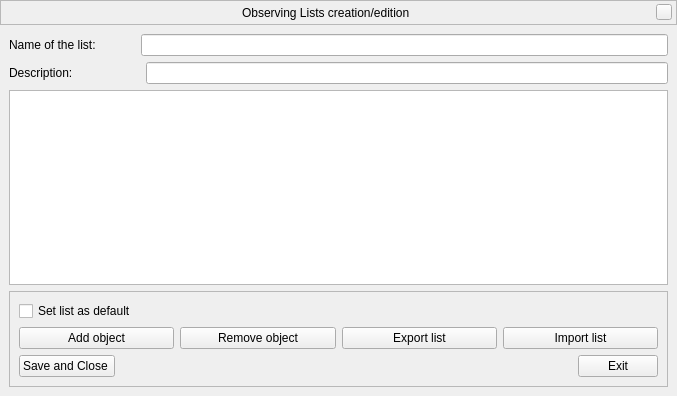
Above: src/gui/obsListCreateEditDialog.ui from Stellarium/stellarium before the change. Below: the same form after it.
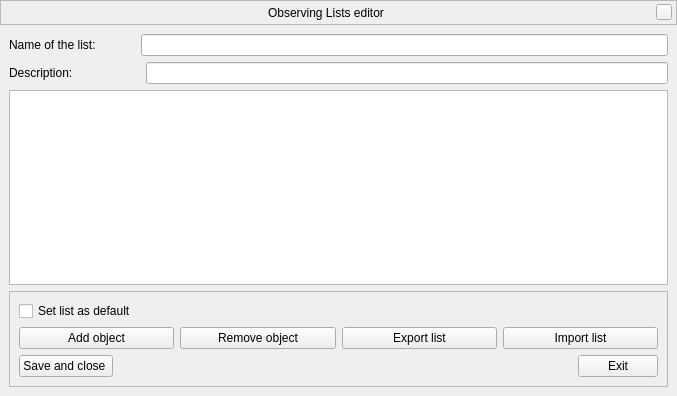
That is the form after the change. Custom widgets are drawn as their Qt base class.

The edit to the form file:
```diff
--- a/src/gui/obsListCreateEditDialog.ui
+++ b/src/gui/obsListCreateEditDialog.ui
@@ -82,7 +82,7 @@
          <font/>
         </property>
         <property name="text">
-         <string>Observing Lists creation/edition</string>
+         <string>Observing Lists editor</string>
         </property>
        </widget>
       </item>
@@ -223,7 +223,7 @@
            <item>
             <widget class="QPushButton" name="obsListSaveButton">
              <property name="text">
-              <string>Save and Close </string>
+              <string>Save and close </string>
              </property>
             </widget>
            </item>
```
